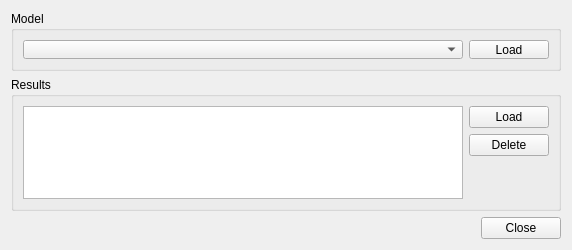
This is ui/threedi_result_selection_dialog.ui in nens/threedi-results-analysis as Qt 5 draws it before an edit. The edited form follows.
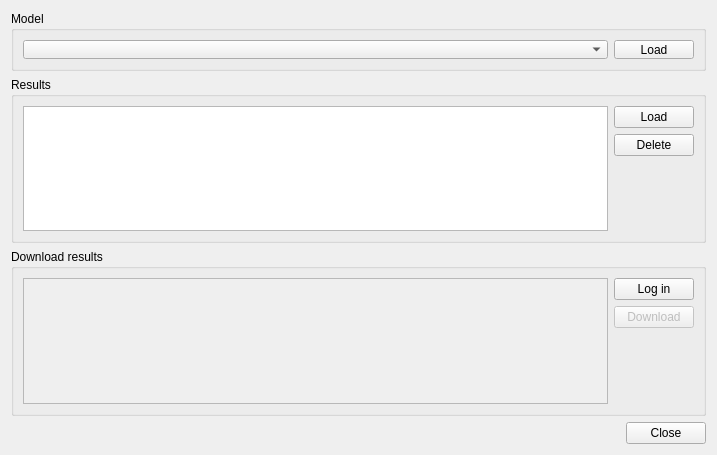
This is the edited form. Custom widgets are drawn as their Qt base class.

Commit message:
[DONE] Add scenario download feature to result selection tool. (#159)
* Add treaded scenario API results downloader

Downloading was processed entirely in memory per file, which blows up
memory usage for large files, thus we needed to download in chunks and
process the chunks using the `readyRead` signal.

The thread that connects to the Lizard API wasn't correctly closed, so a
`stop` method was added to gracefully stop the thread.

* Fix handling of multiple concurrent downloads which would write to the last known download directory (causing file corruption).

Patch:
```diff
--- a/ui/threedi_result_selection_dialog.ui
+++ b/ui/threedi_result_selection_dialog.ui
@@ -6,8 +6,8 @@
    <rect>
     <x>0</x>
     <y>0</y>
-    <width>572</width>
-    <height>250</height>
+    <width>717</width>
+    <height>455</height>
    </rect>
   </property>
   <property name="windowTitle">
@@ -112,6 +112,68 @@
      </layout>
     </widget>
    </item>
+   <item>
+    <widget class="QgsCollapsibleGroupBox" name="downloadResultBox">
+     <property name="enabled">
+      <bool>true</bool>
+     </property>
+     <property name="title">
+      <string>Download results</string>
+     </property>
+     <property name="collapsed">
+      <bool>false</bool>
+     </property>
+     <property name="saveCollapsedState">
+      <bool>true</bool>
+     </property>
+     <property name="saveCheckedState">
+      <bool>false</bool>
+     </property>
+     <layout class="QHBoxLayout" name="horizontalLayout_3">
+      <item>
+       <widget class="QTableView" name="downloadResultTableView">
+        <property name="enabled">
+         <bool>false</bool>
+        </property>
+       </widget>
+      </item>
+      <item>
+       <layout class="QVBoxLayout" name="verticalLayout_4">
+        <item>
+         <widget class="QPushButton" name="loginButton">
+          <property name="text">
+           <string>Log in</string>
+          </property>
+         </widget>
+        </item>
+        <item>
+         <widget class="QPushButton" name="downloadResultButton">
+          <property name="enabled">
+           <bool>false</bool>
+          </property>
+          <property name="text">
+           <string>Download</string>
+          </property>
+         </widget>
+        </item>
+        <item>
+         <spacer name="verticalSpacer_3">
+          <property name="orientation">
+           <enum>Qt::Vertical</enum>
+          </property>
+          <property name="sizeHint" stdset="0">
+           <size>
+            <width>20</width>
+            <height>40</height>
+           </size>
+          </property>
+         </spacer>
+        </item>
+       </layout>
+      </item>
+     </layout>
+    </widget>
+   </item>
    <item>
     <layout class="QHBoxLayout" name="buttonLayout">
      <property name="rightMargin">
@@ -144,6 +206,14 @@
    </item>
   </layout>
  </widget>
+ <customwidgets>
+  <customwidget>
+   <class>QgsCollapsibleGroupBox</class>
+   <extends>QGroupBox</extends>
+   <header>qgis.gui</header>
+   <container>1</container>
+  </customwidget>
+ </customwidgets>
  <resources/>
  <connections/>
 </ui>
```
The commit also changes 12 other files.
